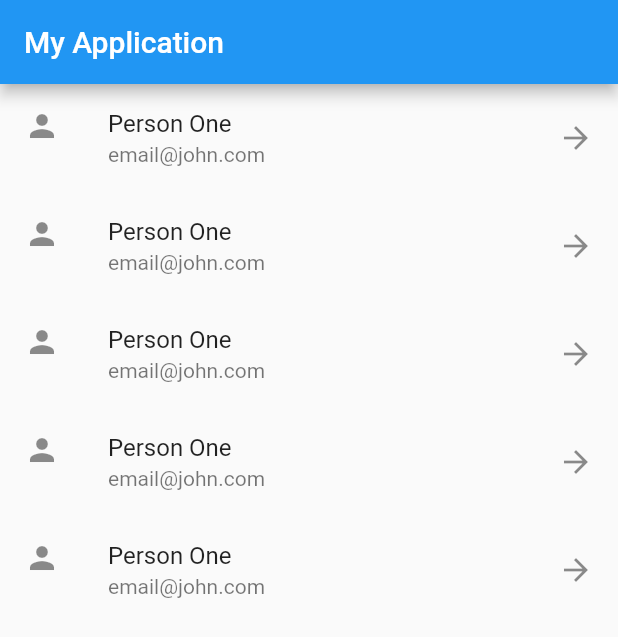
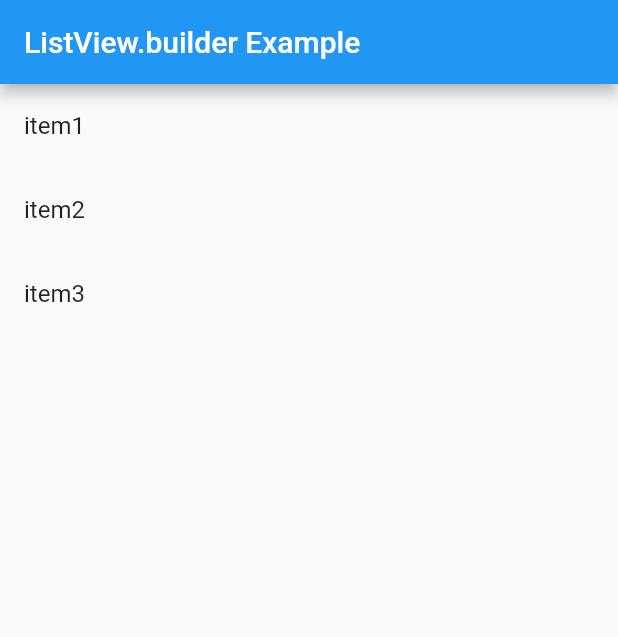
Before and after one commit to BeckiA/Mastering-Dart-and-Flutter-3, a Flutter app: the screen it shows after launch, on a phone screen of 412 x 824 dp. Shown: the top 637 px of the screen. Run offline on Flutter 3.47's test engine with Material 2 defaults, Android fonts, the phone set to English and light mode, and no system bars.

Commit message:
Day-9 Exersicing on ListView.build()

```diff
--- a/my_app/lib/main.dart
+++ b/my_app/lib/main.dart
@@ -1,64 +1,36 @@
 import 'package:flutter/material.dart';
 
-void main() {
-  runApp(const MaterialApp(
-    title: 'List View App',
-    home: MyApp(),
-  ));
-}
+void main() => runApp(MyApp());
 
 class MyApp extends StatelessWidget {
-  const MyApp({super.key});
-
   @override
   Widget build(BuildContext context) {
-    return Scaffold(
-      appBar: AppBar(
-        title: const Text('My Application'),
-      ),
-      body: ListView(
-        children: [
-          ListTile(
-            leading: const Icon(Icons.person),
-            title: const Text('Person One'),
-            subtitle: const Text('email@john.com'),
-            trailing: const Icon(Icons.arrow_forward),
-            // ignore: avoid_print
-            onTap: () => print("List is pressed"),
-          ),
-          ListTile(
-            leading: const Icon(Icons.person),
-            title: const Text('Person One'),
-            subtitle: const Text('email@john.com'),
-            trailing: const Icon(Icons.arrow_forward),
-            // ignore: avoid_print
-            onTap: () => print("List is pressed"),
-          ),
-          ListTile(
-            leading: const Icon(Icons.person),
-            title: const Text('Person One'),
-            subtitle: const Text('email@john.com'),
-            trailing: const Icon(Icons.arrow_forward),
-            // ignore: avoid_print
-            onTap: () => print("List is pressed"),
-          ),
-          ListTile(
-            leading: const Icon(Icons.person),
-            title: const Text('Person One'),
-            subtitle: const Text('email@john.com'),
-            trailing: const Icon(Icons.arrow_forward),
-            // ignore: avoid_print
-            onTap: () => print("List is pressed"),
-          ),
-          ListTile(
-            leading: const Icon(Icons.person),
-            title: const Text('Person One'),
-            subtitle: const Text('email@john.com'),
-            trailing: const Icon(Icons.arrow_forward),
-            // ignore: avoid_print
-            onTap: () => print("List is pressed"),
-          )
-        ],
+    // Create a list of items to display in the list view
+    final items = ['item1', 'item2', 'item3'];
+
+    return MaterialApp(
+      title: 'Flutter ListView.builder Example',
+      home: Scaffold(
+        appBar: AppBar(
+          title: Text('ListView.builder Example'),
+        ),
+        body: ListView.builder(
+          // Use the itemCount property to specify the number of items in the list
+          itemCount: items.length,
+          // Use the itemBuilder property to specify how each item should be displayed
+          itemBuilder: (context, index) {
+            // Get the item at the specified index
+            final item = items[index];
+            // Return a ListTile widget that displays the item's text
+            return ListTile(
+              title: Text(item),
+              onTap: () {
+                // Do something when the list tile is tapped
+                print('You just clicked on $item');
+              },
+            );
+          },
+        ),
       ),
     );
   }
```
